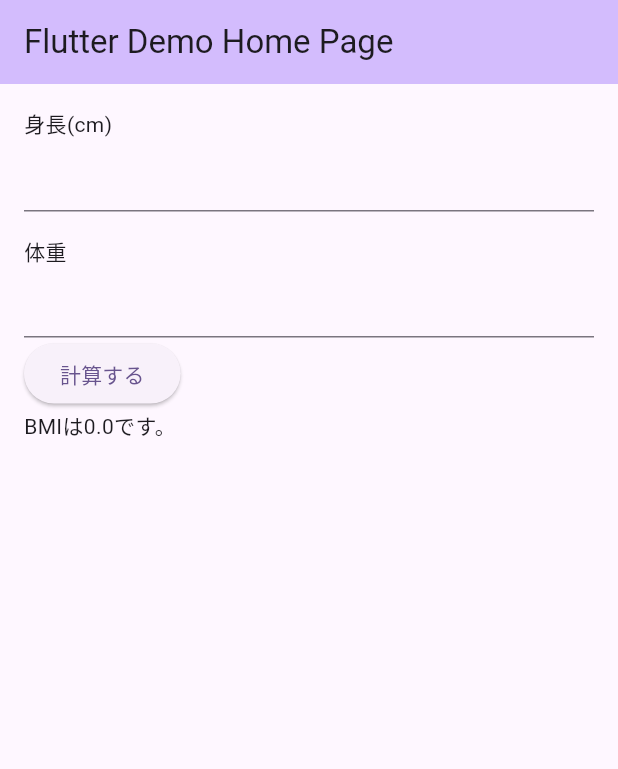
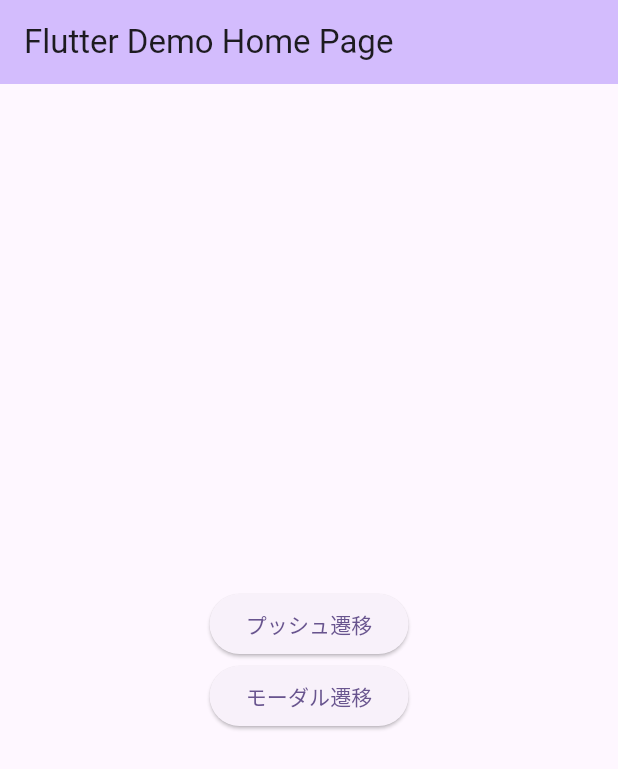
Before and after one commit to k-taiga/flutter_elementary, a Flutter app: the screen it shows after launch, on a phone screen of 412 x 824 dp. Shown: the top 769 px of the screen. Run offline on Flutter 3.47's test engine with Material 3 defaults, Android fonts, the phone set to English and light mode, and no system bars.

```diff
--- a/lib/main.dart
+++ b/lib/main.dart
@@ -30,47 +30,72 @@ class MyHomePage extends StatefulWidget {
 }
 
 class _MyHomePageState extends State<MyHomePage> {
-  double _height = 0.0;
-  double _weight = 0.0;
-  double _bmi = 0.0;
+  void _pushPage() {
+    Navigator.push(context, MaterialPageRoute(builder: (context) {
+      return NextPage();
+    }));
+  }
+
+  void _modalPage() {
+    Navigator.push(
+        context,
+        MaterialPageRoute(
+          builder: (context) {
+            return NextPage();
+          },
+          fullscreenDialog: true,
+        ));
+  }
+
+  @override
+  Widget build(BuildContext context) {
+    return Scaffold(
+        appBar: AppBar(
+          backgroundColor: Theme.of(context).colorScheme.inversePrimary,
+          title: Text(widget.title),
+        ),
+        body: Center(
+          child: Column(
+            mainAxisAlignment: MainAxisAlignment.center,
+            children: [
+              ElevatedButton(
+                  onPressed: () {
+                    _pushPage();
+                  },
+                  child: const Text('プッシュ遷移')),
+              ElevatedButton(
+                  onPressed: () {
+                    _modalPage();
+                  },
+                  child: const Text('モーダル遷移')),
+            ],
+          ),
+        ));
+    ;
+  }
+}
+
+class NextPage extends StatelessWidget {
   @override
   Widget build(BuildContext context) {
     return Scaffold(
       appBar: AppBar(
-        backgroundColor: Theme.of(context).colorScheme.inversePrimary,
-        title: Text(widget.title),
+        title: const Text('Next Page'),
       ),
-      body: Padding(
-        padding: const EdgeInsets.all(16.0),
+      body: Center(
         child: Column(
-          crossAxisAlignment: CrossAxisAlignment.start,
+          mainAxisAlignment: MainAxisAlignment.center,
           children: [
-            Text('身長(cm)'),
-            TextField(onChanged: (value) {
-              _height = (double.tryParse(value) ?? 0) / 100;
-            }),
-            SizedBox(height: 16),
-            Text('体重'),
-            TextField(onChanged: (value) {
-              _weight = double.tryParse(value) ?? 0;
-            }),
+            const Text(
+              'Next Pageです。',
+              style: TextStyle(fontSize: 16),
+            ),
             ElevatedButton(
               onPressed: () {
-                if (_weight <= 0 || _height <= 0) {
-                  setState(() {
-                    _bmi = 0;
-                  });
-
-                  return;
-                }
-
-                setState(() {
-                  _bmi = _weight / (_height * _height);
-                });
+                Navigator.pop(context);
               },
-              child: Text('計算する'),
+              child: const Text('戻る'),
             ),
-            Text('BMIは$_bmiです。'),
           ],
         ),
       ),
```
